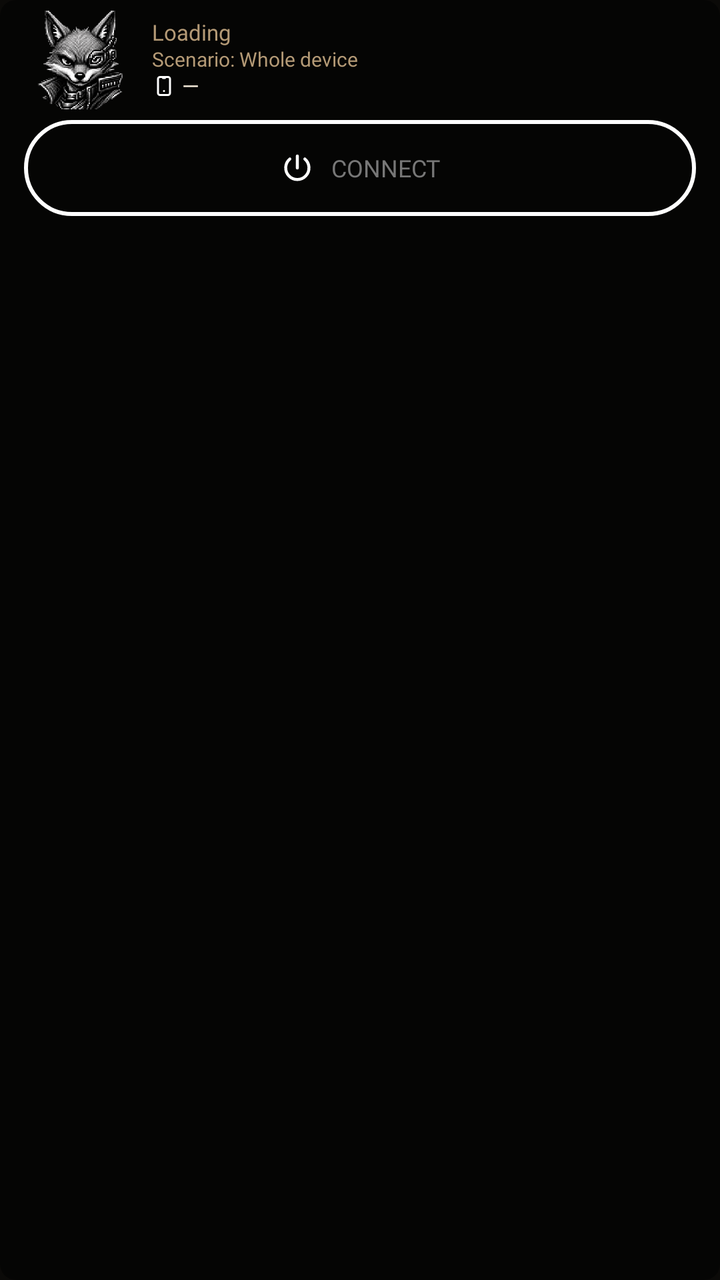
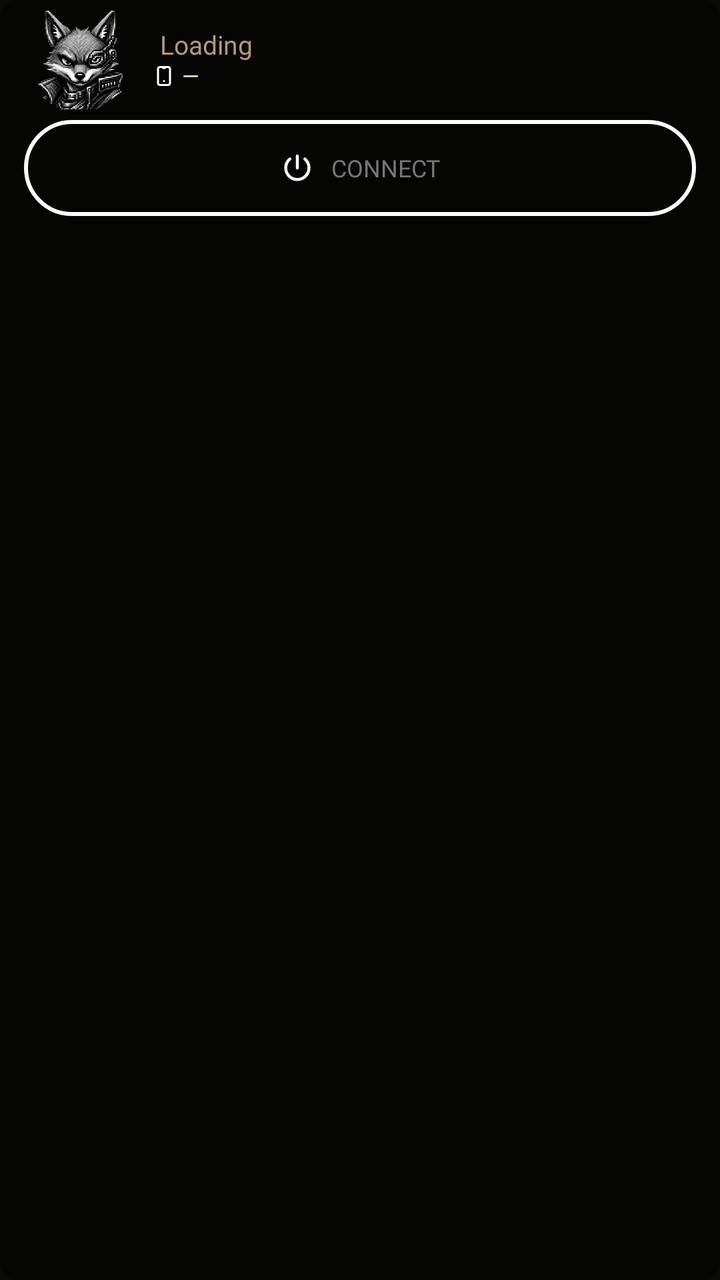

An Android layout rendered at two revisions. The XML below is the earlier revision; the diff shows what the commit changed to produce the second picture.
<!-- AndroidManifest.xml: application theme Theme.Foxhole.Vpn -->
<!-- res/layout/widget_status.xml -->
<FrameLayout xmlns:android="http://schemas.android.com/apk/res/android"
    android:id="@+id/widget_status_root"
    android:layout_width="match_parent"
    android:layout_height="match_parent">

    <ImageView
        android:id="@+id/widget_status_background"
        android:layout_width="match_parent"
        android:layout_height="match_parent"
        android:importantForAccessibility="no"
        android:scaleType="fitXY"
        android:src="@drawable/widget_status_background_dark" />

    <LinearLayout
        android:id="@+id/widget_status_content"
        android:layout_width="match_parent"
        android:layout_height="wrap_content"
        android:layout_gravity="center_horizontal"
        android:gravity="center_horizontal"
        android:orientation="vertical"
        android:paddingHorizontal="12dp"
        android:paddingVertical="2dp">

        <LinearLayout
            android:id="@+id/widget_status_header"
            android:layout_gravity="center_horizontal"
            android:layout_width="match_parent"
            android:layout_height="wrap_content"
            android:gravity="center_vertical"
            android:orientation="horizontal">
            <FrameLayout
                android:id="@+id/widget_status_logo_touch"
                android:layout_width="56dp"
                android:layout_height="56dp"
                android:contentDescription="@string/widget_open_app"
                android:focusable="true">
                <ImageView
                    android:id="@+id/widget_status_logo"
                    android:layout_width="56dp"
                    android:layout_height="56dp"
                    android:layout_gravity="center"
                    android:importantForAccessibility="no"
                    android:src="@drawable/ic_launcher_openwrt" />
            </FrameLayout>

            <LinearLayout
                android:layout_width="0dp"
                android:layout_weight="1"
                android:layout_height="wrap_content"
                android:layout_marginStart="8dp"
                android:gravity="start|center_vertical"
                android:orientation="vertical">
                <TextView
                    android:id="@+id/widget_status_label"
                    android:layout_width="match_parent"
                    android:layout_height="wrap_content"
                    android:ellipsize="end"
                    android:fontFamily="@font/tiny5_regular"
                    android:gravity="start|center_vertical"
                    android:maxLines="1"
                    android:includeFontPadding="false"
                    android:text="@string/widget_loading"
                    android:textColor="#B49A76"
                    android:textSize="11sp" />
                <TextView
                    android:id="@+id/widget_status_scenario"
                    android:layout_width="match_parent"
                    android:layout_height="wrap_content"
                    android:layout_marginTop="1dp"
                    android:fontFamily="@font/jetbrains_mono_bold"
                    android:includeFontPadding="false"
                    android:gravity="start|center_vertical"
                    android:text="@string/vpn_scenario_status_whole"
                    android:textColor="#B49A76"
                    android:textSize="10sp" />
                <LinearLayout
                    android:layout_width="match_parent"
                    android:layout_height="wrap_content"
                    android:layout_marginTop="1dp"
                    android:gravity="start|center_vertical"
                    android:orientation="horizontal">
                    <ImageView
                        android:id="@+id/widget_status_device"
                        android:layout_width="12dp"
                        android:layout_height="12dp"
                        android:layout_marginEnd="3dp"
                        android:importantForAccessibility="no"
                        android:src="@drawable/widget_status_device" />
                    <ImageView
                        android:id="@+id/widget_status_flag"
                        android:layout_width="wrap_content"
                        android:layout_height="wrap_content"
                        android:layout_marginEnd="4dp"
                        android:importantForAccessibility="no"
                        android:scaleType="fitCenter"
                        android:visibility="gone" />
                    <TextView
                        android:id="@+id/widget_status_detail"
                        android:layout_width="0dp"
                        android:layout_weight="1"
                        android:layout_height="wrap_content"
                        android:ellipsize="end"
                        android:fontFamily="@font/jetbrains_mono_bold"
                        android:gravity="start|center_vertical"
                        android:maxLines="1"
                        android:includeFontPadding="false"
                        android:text="@string/widget_detail_empty"
                        android:textColor="#F0E6D6"
                        android:textSize="@dimen/widget_detail_text_size" />
                </LinearLayout>
            </LinearLayout>
        </LinearLayout>

        <LinearLayout
            android:id="@+id/widget_status_action_row"
            android:layout_width="match_parent"
            android:layout_height="48dp"
            android:layout_marginTop="2dp"
            android:orientation="horizontal"
            android:gravity="center">
            <FrameLayout
                android:id="@+id/widget_status_power_touch"
                android:layout_width="match_parent"
                android:minWidth="48dp"
                android:layout_height="48dp"
                android:contentDescription="@string/widget_connect"
                android:enabled="false"
                android:focusable="true">
                <ImageView
                    android:id="@+id/widget_status_power_surface"
                    android:visibility="gone"
                    android:layout_width="match_parent"
                    android:layout_height="match_parent"
                    android:importantForAccessibility="no"
                    android:src="@drawable/widget_status_action_surface" />
                <ImageView
                    android:id="@+id/widget_status_power_ring"
                    android:layout_width="match_parent"
                    android:layout_height="match_parent"
                    android:importantForAccessibility="no"
                    android:src="@drawable/widget_status_action_outline" />
                <LinearLayout
                    android:layout_width="match_parent"
                    android:layout_height="match_parent"
                    android:gravity="center"
                    android:orientation="horizontal"
                    android:paddingHorizontal="12dp">
                    <ImageView
                        android:id="@+id/widget_status_power_icon"
                        android:layout_width="18dp"
                        android:layout_height="18dp"
                        android:importantForAccessibility="no"
                        android:src="@drawable/widget_status_power" />
                    <TextView
                        android:id="@+id/widget_status_power_label"
                        android:layout_width="wrap_content"
                        android:layout_height="wrap_content"
                        android:layout_marginStart="8dp"
                        android:ellipsize="end"
                        android:fontFamily="@font/jetbrains_mono_bold"
                        android:importantForAccessibility="no"
                        android:maxLines="1"
                        android:text="@string/widget_connect"
                        android:textColor="#777777"
                        android:textSize="12sp" />
                </LinearLayout>
            </FrameLayout>
        </LinearLayout>
    </LinearLayout>
</FrameLayout>
<!-- resources referenced by this layout -->
<resources>
  <dimen name="widget_detail_text_size">11sp</dimen>
  <!-- drawable ic_launcher_openwrt: png bitmap (drawable-nodpi, 232133 bytes) -->
  <!-- drawable widget_status_action_outline (drawable) -->
  <shape xmlns:android="http://schemas.android.com/apk/res/android" android:shape="rectangle">
      <solid android:color="@android:color/transparent" />
      <corners android:radius="24dp" />
      <stroke android:width="2dp" android:color="@android:color/white" />
  </shape>
  <!-- drawable widget_status_action_surface (drawable) -->
  <shape xmlns:android="http://schemas.android.com/apk/res/android" android:shape="rectangle">
      <solid android:color="@android:color/transparent" />
      <corners android:radius="24dp" />
  </shape>
  <!-- drawable widget_status_background_dark (drawable) -->
  <shape xmlns:android="http://schemas.android.com/apk/res/android" android:shape="rectangle">
      <corners android:radius="8dp" />
      <solid android:color="#80000000" />
  </shape>
  <!-- drawable widget_status_device (drawable) -->
  <?xml version="1.0" encoding="utf-8"?>
  <vector xmlns:android="http://schemas.android.com/apk/res/android"
      android:width="24dp"
      android:height="24dp"
      android:viewportWidth="24"
      android:viewportHeight="24">
      <path
          android:pathData="M6 5a2 2 0 0 1 2 -2h8a2 2 0 0 1 2 2v14a2 2 0 0 1 -2 2h-8a2 2 0 0 1 -2 -2v-14"
          android:strokeColor="#FFFFFFFF"
          android:strokeWidth="2"
          android:strokeLineCap="round"
          android:strokeLineJoin="round"
          android:fillColor="#00000000" />
      <path
          android:pathData="M11 4h2"
          android:strokeColor="#FFFFFFFF"
          android:strokeWidth="2"
          android:strokeLineCap="round"
          android:strokeLineJoin="round"
          android:fillColor="#00000000" />
      <path
          android:pathData="M12 17v.01"
          android:strokeColor="#FFFFFFFF"
          android:strokeWidth="2"
          android:strokeLineCap="round"
          android:strokeLineJoin="round"
          android:fillColor="#00000000" />
  </vector>
  <!-- drawable widget_status_power (drawable) -->
  <?xml version="1.0" encoding="utf-8"?>
  <vector xmlns:android="http://schemas.android.com/apk/res/android"
      android:width="24dp"
      android:height="24dp"
      android:viewportWidth="24"
      android:viewportHeight="24">
      <path
          android:pathData="M7 6a7.75 7.75 0 1 0 10 0"
          android:strokeColor="#FFFFFFFF"
          android:strokeWidth="2"
          android:strokeLineCap="round"
          android:strokeLineJoin="round"
          android:fillColor="#00000000" />
      <path
          android:pathData="M12 4l0 8"
          android:strokeColor="#FFFFFFFF"
          android:strokeWidth="2"
          android:strokeLineCap="round"
          android:strokeLineJoin="round"
          android:fillColor="#00000000" />
  </vector>
  <string name="vpn_scenario_status_whole">Scenario: Whole device</string>
  <string name="widget_connect">CONNECT</string>
  <string name="widget_detail_empty">—</string>
  <string name="widget_loading">Loading</string>
  <string name="widget_open_app">Open FoxHole VPN</string>
  <style name="Theme.Foxhole.Vpn" parent="Theme.AppCompat.DayNight.NoActionBar">
          <item name="android:windowLightStatusBar">false</item>
          <item name="android:statusBarColor">@android:color/transparent</item>
          <item name="android:navigationBarColor">@android:color/transparent</item>
          <item name="android:windowActionModeOverlay">true</item>
          <item name="android:windowBackground">#0B0A08</item>
          <item name="android:windowSplashScreenAnimatedIcon" tools:targetApi="s">@drawable/ic_splash_logo</item>
      </style>
  <!-- drawable ic_splash_logo (drawable) -->
  <?xml version="1.0" encoding="utf-8"?>
  <inset xmlns:android="http://schemas.android.com/apk/res/android"
      android:inset="78dp">
      <bitmap android:src="@drawable/ic_launcher_openwrt" android:gravity="fill" android:filter="true" />
  </inset>
</resources>

<!-- the commit's change to res/layout/widget_status.xml (unified diff, before → after) -->
@@ -50,29 +50,31 @@
                 android:layout_marginStart="8dp"
                 android:gravity="start|center_vertical"
                 android:orientation="vertical">
-                <TextView
-                    android:id="@+id/widget_status_label"
+                <LinearLayout
                     android:layout_width="match_parent"
                     android:layout_height="wrap_content"
-                    android:ellipsize="end"
-                    android:fontFamily="@font/tiny5_regular"
                     android:gravity="start|center_vertical"
-                    android:maxLines="1"
-                    android:includeFontPadding="false"
-                    android:text="@string/widget_loading"
-                    android:textColor="#B49A76"
-                    android:textSize="11sp" />
-                <TextView
-                    android:id="@+id/widget_status_scenario"
-                    android:layout_width="match_parent"
-                    android:layout_height="wrap_content"
-                    android:layout_marginTop="1dp"
-                    android:fontFamily="@font/jetbrains_mono_bold"
-                    android:includeFontPadding="false"
-                    android:gravity="start|center_vertical"
-                    android:text="@string/vpn_scenario_status_whole"
-                    android:textColor="#B49A76"
-                    android:textSize="10sp" />
+                    android:orientation="horizontal">
+                    <ImageView
+                        android:id="@+id/widget_status_scenario_icon"
+                        android:layout_width="wrap_content"
+                        android:layout_height="wrap_content"
+                        android:layout_marginEnd="4dp"
+                        android:importantForAccessibility="no" />
+                    <TextView
+                        android:id="@+id/widget_status_label"
+                        android:layout_width="0dp"
+                        android:layout_weight="1"
+                        android:layout_height="wrap_content"
+                        android:ellipsize="end"
+                        android:fontFamily="@font/tiny5_regular"
+                        android:gravity="start|center_vertical"
+                        android:maxLines="1"
+                        android:includeFontPadding="false"
+                        android:text="@string/widget_loading"
+                        android:textColor="#B49A76"
+                        android:textSize="13sp" />
+                </LinearLayout>
                 <LinearLayout
                     android:layout_width="match_parent"
                     android:layout_height="wrap_content"
@@ -106,7 +108,7 @@
                         android:includeFontPadding="false"
                         android:text="@string/widget_detail_empty"
                         android:textColor="#F0E6D6"
-                        android:textSize="@dimen/widget_detail_text_size" />
+                        android:textSize="11sp" />
                 </LinearLayout>
             </LinearLayout>
         </LinearLayout>
<!-- resource entries referenced after the edit -->
@@ -1,6 +1,5 @@
 <!-- resources referenced by this layout -->
 <resources>
-  <dimen name="widget_detail_text_size">11sp</dimen>
   <!-- drawable ic_launcher_openwrt: png bitmap (drawable-nodpi, 232133 bytes) -->
   <!-- drawable widget_status_action_outline (drawable) -->
   <shape xmlns:android="http://schemas.android.com/apk/res/android" android:shape="rectangle">
@@ -69,7 +68,6 @@
           android:strokeLineJoin="round"
           android:fillColor="#00000000" />
   </vector>
-  <string name="vpn_scenario_status_whole">Scenario: Whole device</string>
   <string name="widget_connect">CONNECT</string>
   <string name="widget_detail_empty">—</string>
   <string name="widget_loading">Loading</string>
